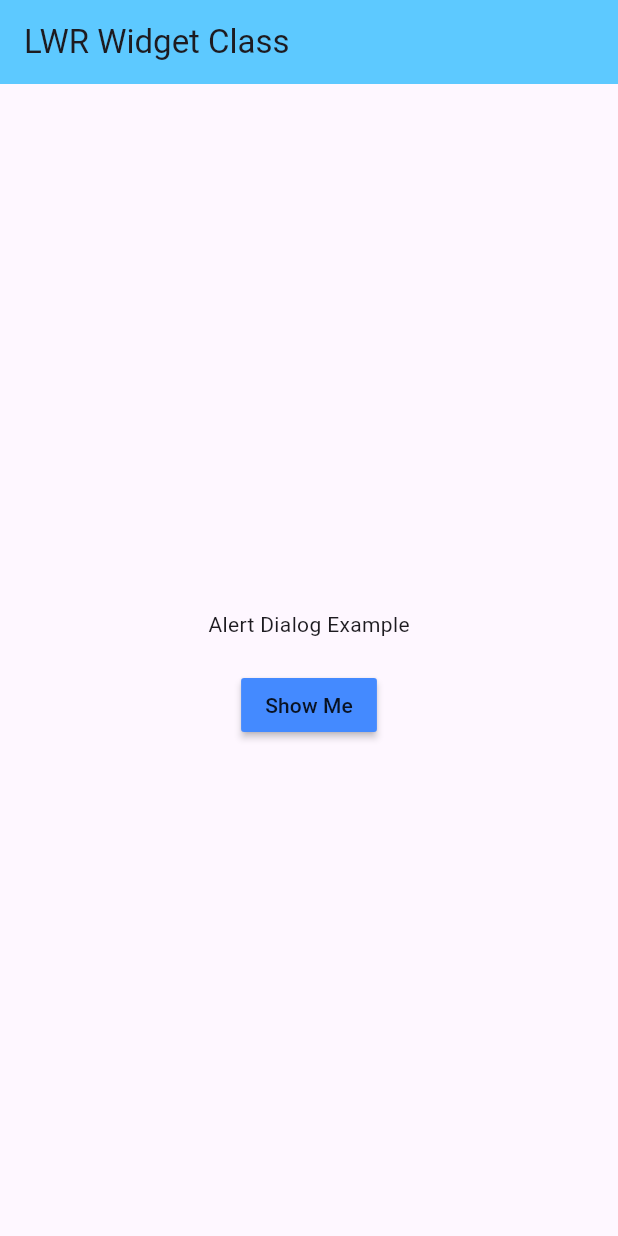
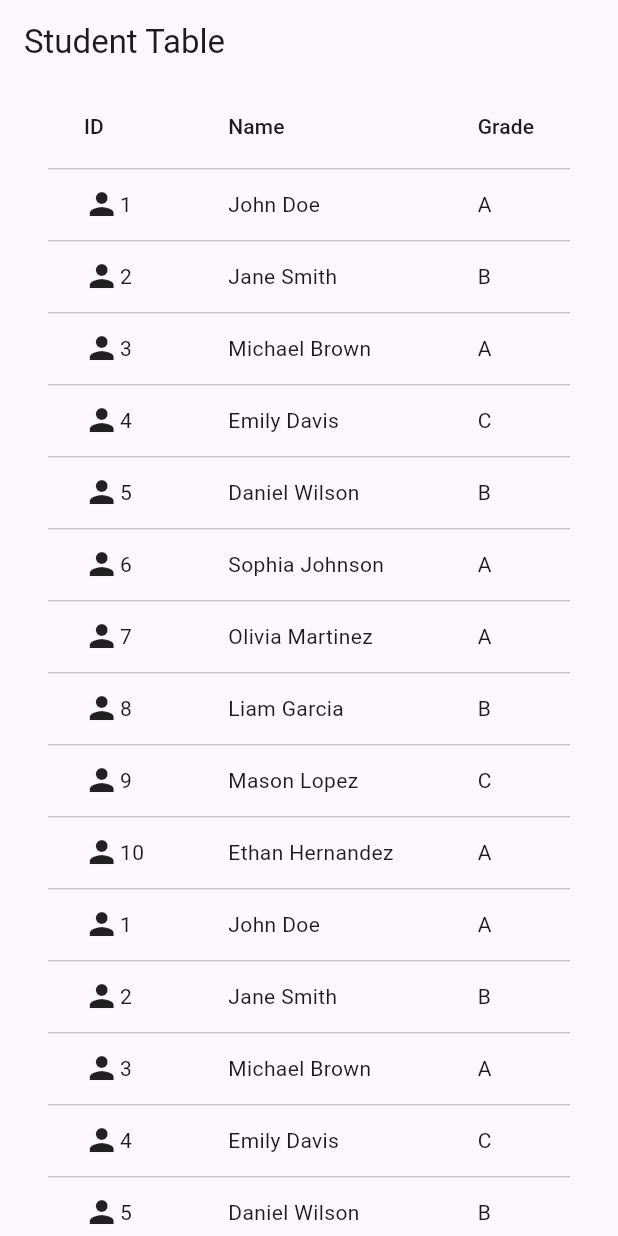
Before and after one commit to moniroul/0-LWR, a Flutter app: the screen it shows after launch, on a phone screen of 412 x 824 dp. Run offline on Flutter 3.47's test engine with Material 3 defaults, Android fonts, the light colour scheme and no system bars; our stand-ins replace carousel_slider, google_fonts, shared_preferences.

Commit message:
Datatabel add

```diff
--- /dev/null
+++ b/flutter_widget_class/lib/DataTable.dart
@@ -0,0 +1,71 @@
+import 'package:flutter/material.dart';
+
+class StudentTable extends StatelessWidget {
+  // Sample data for 10 students
+  final List<Student> students = [
+    Student(id: 1, name: "John Doe", grade: "A"),
+    Student(id: 2, name: "Jane Smith", grade: "B"),
+    Student(id: 3, name: "Michael Brown", grade: "A"),
+    Student(id: 4, name: "Emily Davis", grade: "C"),
+    Student(id: 5, name: "Daniel Wilson", grade: "B"),
+    Student(id: 6, name: "Sophia Johnson", grade: "A"),
+    Student(id: 7, name: "Olivia Martinez", grade: "A"),
+    Student(id: 8, name: "Liam Garcia", grade: "B"),
+    Student(id: 9, name: "Mason Lopez", grade: "C"),
+    Student(id: 10, name: "Ethan Hernandez", grade: "A"),
+    Student(id: 1, name: "John Doe", grade: "A"),
+    Student(id: 2, name: "Jane Smith", grade: "B"),
+    Student(id: 3, name: "Michael Brown", grade: "A"),
+    Student(id: 4, name: "Emily Davis", grade: "C"),
+    Student(id: 5, name: "Daniel Wilson", grade: "B"),
+    Student(id: 6, name: "Sophia Johnson", grade: "A"),
+    Student(id: 7, name: "Olivia Martinez", grade: "A"),
+    Student(id: 8, name: "Liam Garcia", grade: "B"),
+    Student(id: 9, name: "Mason Lopez", grade: "C"),
+    Student(id: 10, name: "Ethan Hernandez", grade: "A"),
+  ];
+
+  @override
+  Widget build(BuildContext context) {
+    return Scaffold(
+      appBar: AppBar(
+        title: Text('Student Table'),
+      ),
+      body: Center(
+        child: SingleChildScrollView(
+          child: DataTable(
+            columns: [
+              DataColumn(label: Text('ID')),
+              DataColumn(label: Text('Name')),
+              DataColumn(label: Text('Grade')),
+            ],
+            rows: students
+                .map((student) => DataRow(cells: [
+                      DataCell(Row(
+                        children: [
+                          Icon(Icons.person),
+                          Text(student.id.toString())
+                        ],
+                      )),
+                      DataCell(InkWell(
+                          onTap: () {
+                            print(student.name);
+                          },
+                          child: Text(student.name))),
+                      DataCell(Text(student.grade)),
+                    ]))
+                .toList(),
+          ),
+        ),
+      ),
+    );
+  }
+}
+
+class Student {
+  final int id;
+  final String name;
+  final String grade;
+
+  Student({required this.id, required this.name, required this.grade});
+}
--- a/flutter_widget_class/lib/main.dart
+++ b/flutter_widget_class/lib/main.dart
@@ -1,10 +1,10 @@
 import 'package:flutter/material.dart';
-import 'package:flutter_widget_class/MainPage.dart';
+import 'package:flutter_widget_class/DataTable.dart';
 
 void main() {
   runApp(MaterialApp(
     title: "LWR Widget Class",
     debugShowCheckedModeBanner: false,
-    home: MainPage(),
+    home: StudentTable(),
   ));
 }
```
